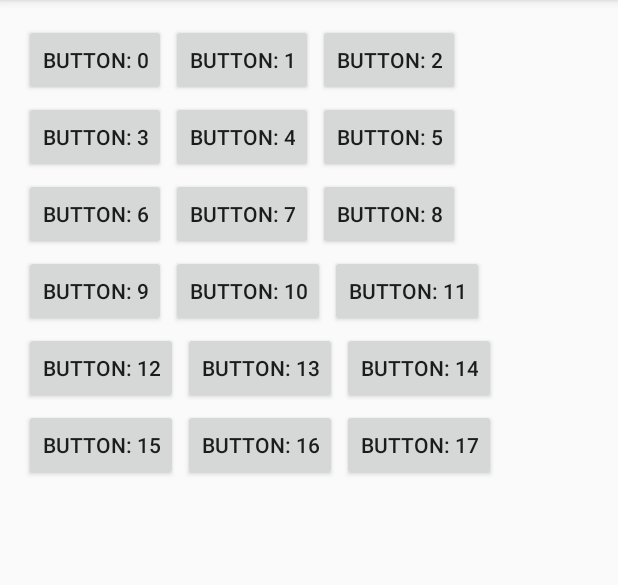
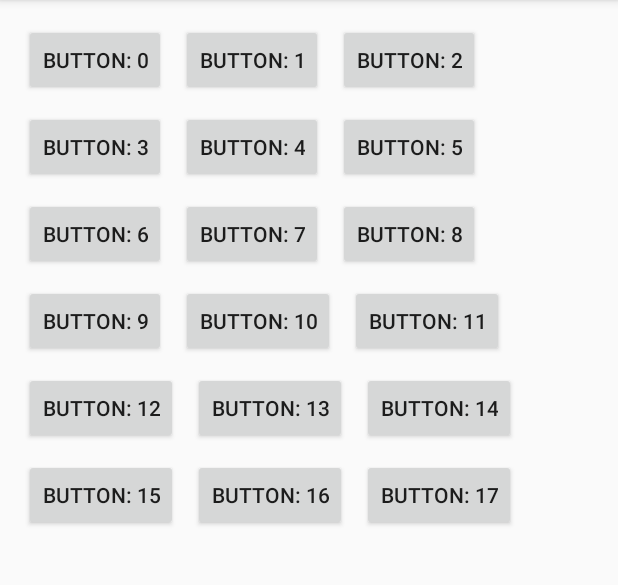
Before and after one commit to liangfeidotme/AndroidFlowLayout, an Android app: the screen it shows after launch (MainActivity), on a phone screen of 412 x 824 dp, the part 84-669 px from its top. Run offline under Robolectric (Android 15) with nearby library versions, the phone set to English and light mode, and no system bars.

Commit message:
add vertical_spacing & horizontal_spacing to sample layout file

```diff
--- a/sample/src/main/res/layout/activity_main.xml
+++ b/sample/src/main/res/layout/activity_main.xml
@@ -1,12 +1,18 @@
 <RelativeLayout xmlns:android="http://schemas.android.com/apk/res/android"
-    xmlns:tools="http://schemas.android.com/tools" android:layout_width="match_parent"
-    android:layout_height="match_parent" android:paddingLeft="@dimen/activity_horizontal_margin"
+    xmlns:tools="http://schemas.android.com/tools"
+    xmlns:flowlayout="http://schemas.android.com/apk/res-auto"
+    android:layout_width="match_parent"
+    android:layout_height="match_parent"
+    android:paddingLeft="@dimen/activity_horizontal_margin"
     android:paddingRight="@dimen/activity_horizontal_margin"
     android:paddingTop="@dimen/activity_vertical_margin"
-    android:paddingBottom="@dimen/activity_vertical_margin" tools:context=".MainActivity">
+    android:paddingBottom="@dimen/activity_vertical_margin"
+    tools:context=".MainActivity">
 
     <com.liangfeizc.flowlayout.FlowLayout
         android:id="@+id/flow_layout"
+        flowlayout:vertical_spacing="10dp"
+        flowlayout:horizontal_spacing="10dp"
         android:layout_width="match_parent"
         android:layout_height="wrap_content" />
 </RelativeLayout>
```
